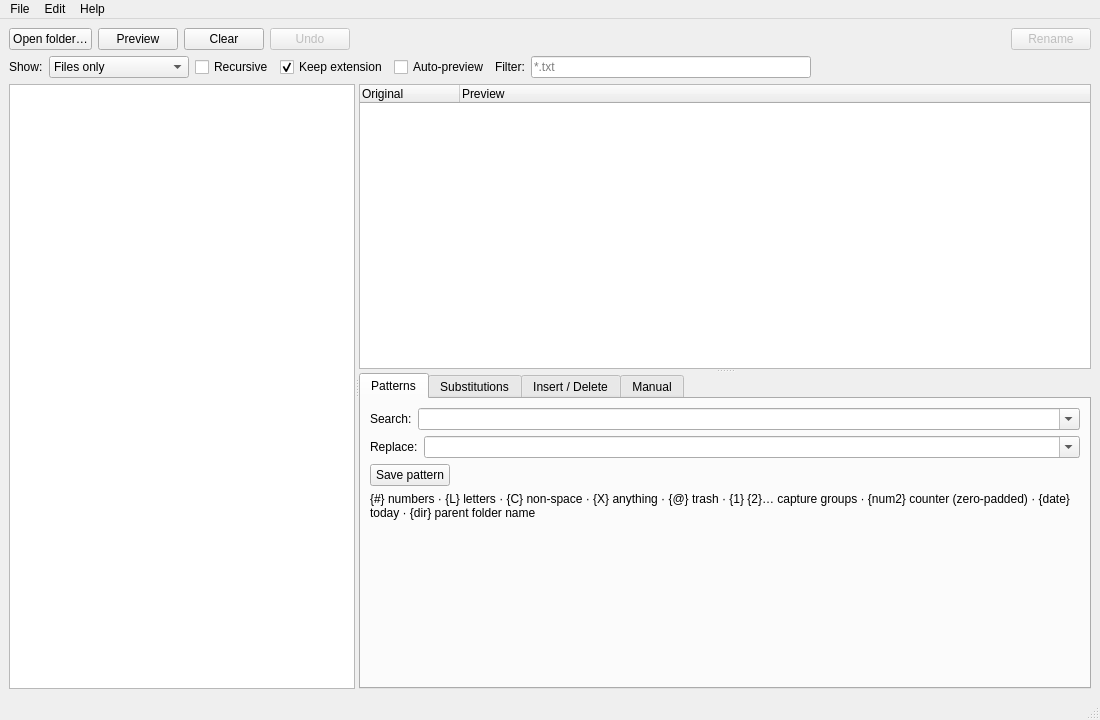
Before: the Qt Designer form src/pbrenamer/ui/main_window.ui in ppoilbarbe/PBRenamer, drawn with Qt 5.
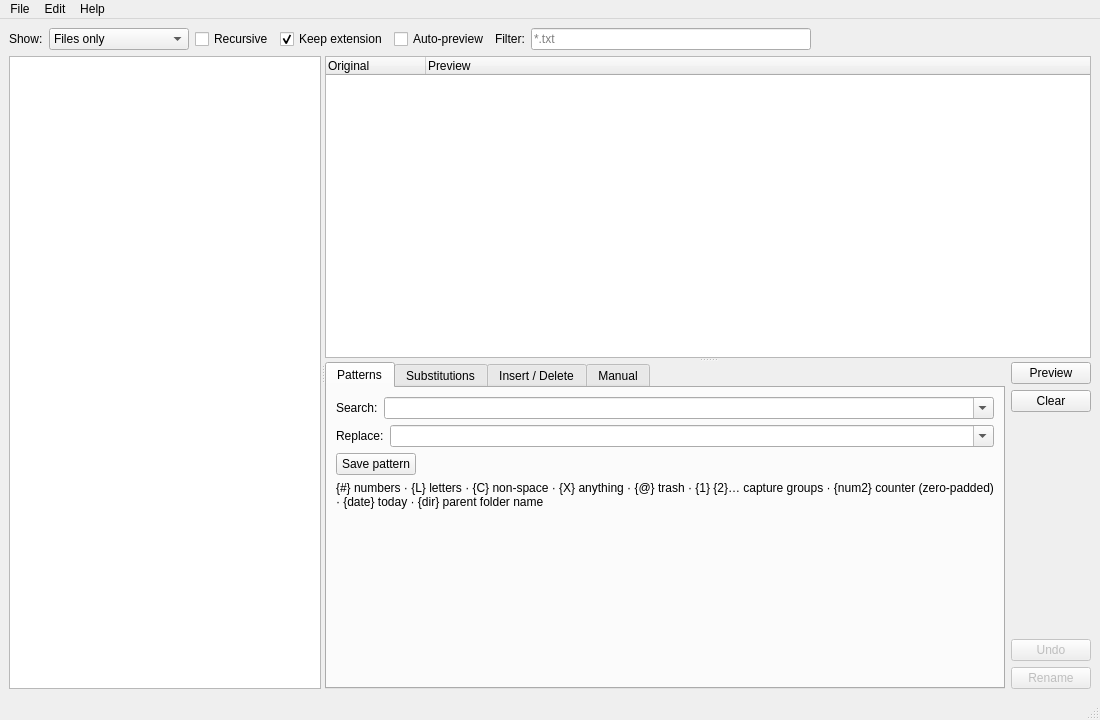
After: the same form once the commit is applied.

Commit message:
feat: add start-dir CLI arg, menu open action, and relative paths in recursive mode
- New optional positional arg DIR opens the directory tree at the given path on launch
  (falls back to cwd); replaces the hard-coded navigation to the home directory
- Wire open-folder to actionOpenFolder (menu action) instead of btnOpen (toolbar button)
- Recursive mode: show paths relative to current dir in the file list
- Fix rename/preview: derive the filename from stored path data (UserRole) rather than
  the display text, which is now a relative path in recursive mode

The edit to the form file:
```diff
--- a/src/pbrenamer/ui/main_window.ui
+++ b/src/pbrenamer/ui/main_window.ui
@@ -13,48 +13,7 @@
   </property>
 
   <widget class="QWidget" name="centralwidget">
-   <layout class="QVBoxLayout" name="verticalLayout" stretch="0,0,1">
-
-    <!-- ── Toolbar ──────────────────────────────────────────────────── -->
-    <item>
-     <layout class="QHBoxLayout" name="toolbarLayout">
-      <item>
-       <widget class="QPushButton" name="btnOpen">
-        <property name="text"><string>Open folder…</string></property>
-       </widget>
-      </item>
-      <item>
-       <widget class="QPushButton" name="btnPreview">
-        <property name="text"><string>Preview</string></property>
-       </widget>
-      </item>
-      <item>
-       <widget class="QPushButton" name="btnClearPreview">
-        <property name="text"><string>Clear</string></property>
-       </widget>
-      </item>
-      <item>
-       <widget class="QPushButton" name="btnUndo">
-        <property name="enabled"><bool>false</bool></property>
-        <property name="text"><string>Undo</string></property>
-       </widget>
-      </item>
-      <item>
-       <spacer name="hSpacer">
-        <property name="orientation"><enum>Qt::Horizontal</enum></property>
-        <property name="sizeHint" stdset="0">
-         <size><width>40</width><height>20</height></size>
-        </property>
-       </spacer>
-      </item>
-      <item>
-       <widget class="QPushButton" name="btnRename">
-        <property name="enabled"><bool>false</bool></property>
-        <property name="text"><string>Rename</string></property>
-       </widget>
-      </item>
-     </layout>
-    </item>
+   <layout class="QVBoxLayout" name="verticalLayout" stretch="0,1">
 
     <!-- ── Options bar ──────────────────────────────────────────────── -->
     <item>
@@ -138,6 +97,15 @@
         </column>
        </widget>
 
+       <!-- Bottom panel: tab widget + action buttons -->
+       <widget class="QWidget" name="bottomPanel">
+        <layout class="QHBoxLayout" name="bottomLayout">
+         <property name="leftMargin"><number>0</number></property>
+         <property name="topMargin"><number>0</number></property>
+         <property name="rightMargin"><number>0</number></property>
+         <property name="bottomMargin"><number>0</number></property>
+         <item>
+
        <!-- Tab widget -->
        <widget class="QTabWidget" name="tabWidget">
         <property name="currentIndex"><number>0</number></property>
@@ -470,6 +438,55 @@
         </widget>
 
        </widget><!-- /tabWidget -->
+         </item>
+
+         <!-- Action buttons (vertical bar on the right of the tabs) -->
+         <item>
+          <layout class="QVBoxLayout" name="actionButtonsLayout">
+           <item>
+            <widget class="QPushButton" name="btnPreview">
+             <property name="text"><string>Preview</string></property>
+             <property name="toolTip"><string>Compute rename preview</string></property>
+             <property name="statusTip"><string>Apply the current pattern to all listed files and show the result in the Preview column</string></property>
+            </widget>
+           </item>
+           <item>
+            <widget class="QPushButton" name="btnClearPreview">
+             <property name="text"><string>Clear</string></property>
+             <property name="toolTip"><string>Clear the preview</string></property>
+             <property name="statusTip"><string>Remove all preview values from the Preview column</string></property>
+            </widget>
+           </item>
+           <item>
+            <spacer name="vSpacerActions">
+             <property name="orientation"><enum>Qt::Vertical</enum></property>
+             <property name="sizeHint" stdset="0">
+              <size><width>20</width><height>40</height></size>
+             </property>
+            </spacer>
+           </item>
+           <item>
+            <widget class="QPushButton" name="btnUndo">
+             <property name="enabled"><bool>false</bool></property>
+             <property name="text"><string>Undo</string></property>
+             <property name="toolTip"><string>Undo last rename batch</string></property>
+             <property name="statusTip"><string>Reverse the last batch of renames performed on disk</string></property>
+            </widget>
+           </item>
+           <item>
+            <widget class="QPushButton" name="btnRename">
+             <property name="enabled"><bool>false</bool></property>
+             <property name="text"><string>Rename</string></property>
+             <property name="toolTip"><string>Apply renames on disk</string></property>
+             <property name="statusTip"><string>Permanently rename all files shown in the Preview column (only enabled when there are no conflicts)</string></property>
+            </widget>
+           </item>
+          </layout>
+         </item>
+
+        </layout>
+       </widget><!-- /bottomPanel -->
+
       </widget><!-- /splitterRight -->
      </widget><!-- /splitterMain -->
     </item>
```
Left out of the diff: 70 changed lines with no effect on the pictures. Lines whose indentation alone changed are shown as unchanged. The commit also changes 8 other files.
